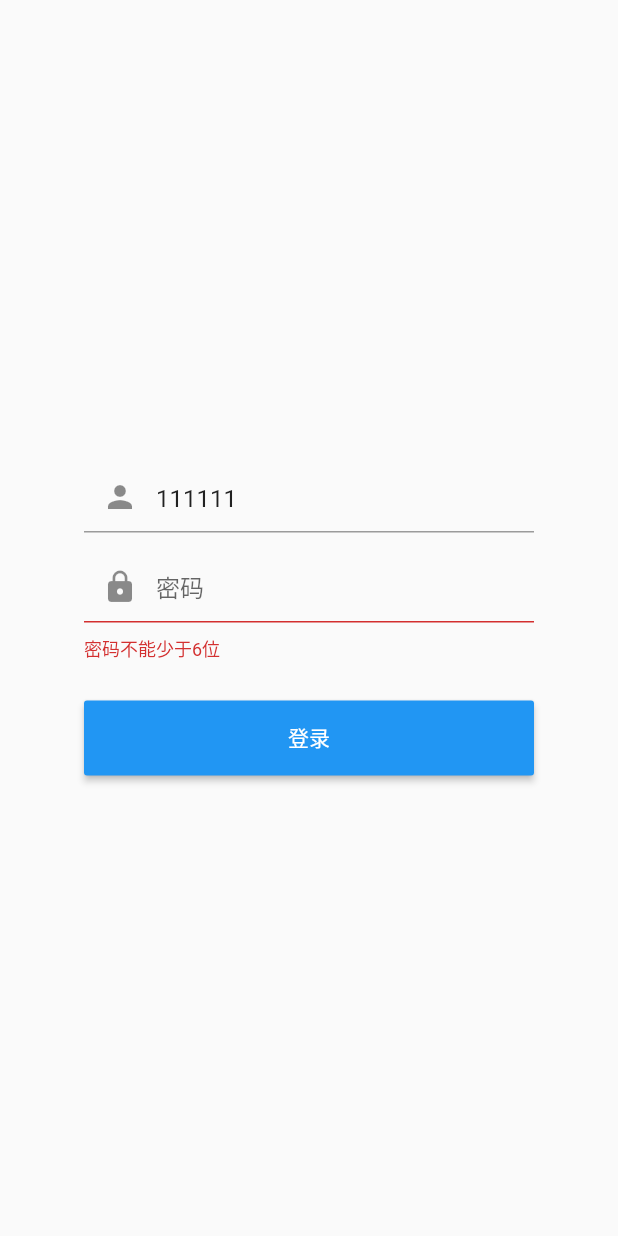
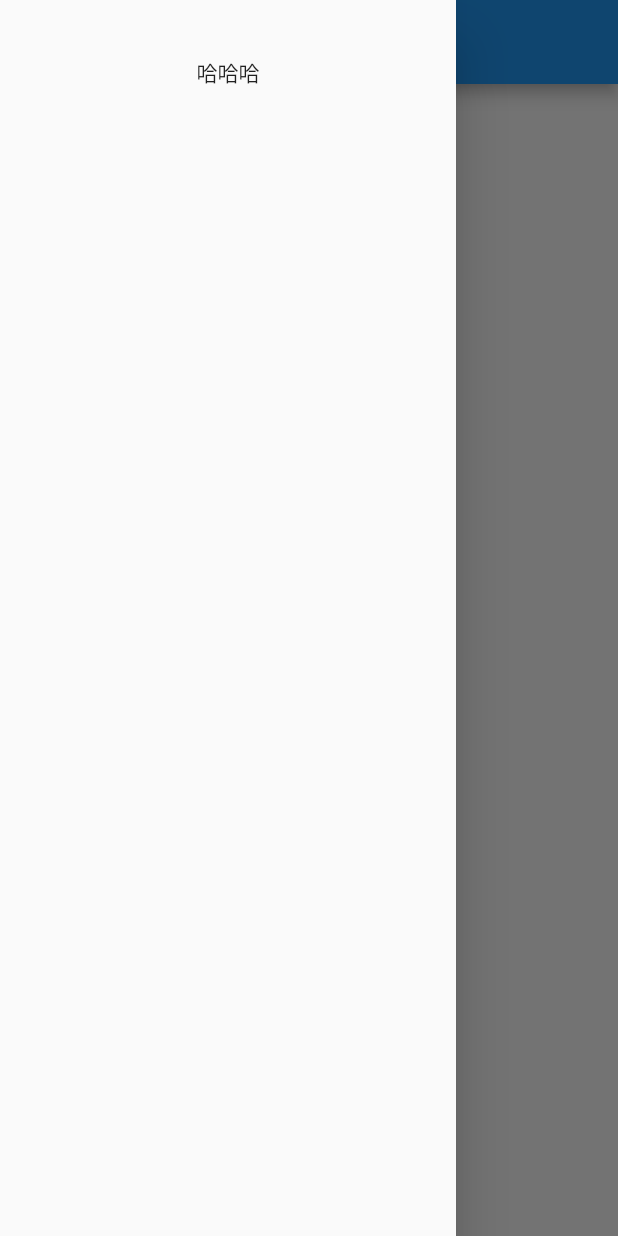
Before and after one commit to zhangyuhuihh/flutter-demo, a Flutter app: the screen it shows after launch, with the side drawer open (before the commit the screen has no drawer), on a phone screen of 412 x 824 dp. Run offline on Flutter 3.47's test engine with Material 2 defaults, Android fonts, the phone set to English and light mode, and no system bars; generated files the repository leaves out were written again.

Commit message:
首页添加

```diff
--- a/lib/main.dart
+++ b/lib/main.dart
@@ -11,12 +11,13 @@ class MyApp extends StatelessWidget {
       theme: new ThemeData(
         primarySwatch: Colors.blue,
       ),
-      initialRoute: 'login',
+      initialRoute: 'homePage',
       routes:<String, WidgetBuilder> {
         // "new_page": (context) =>
         //     TipRoute(haha: ModalRoute.of(context).settings.arguments),
         // "/": (context) => new MyHomePage(title: 'Flutter Demo Home Page'),
         'login': (context) => new LoginPage(),
+        'homePage': (context) => new HomePage()
       },
       // onGenerateRoute 路由守卫
     );
--- /dev/null
+++ b/lib/routes/homePage.dart
@@ -0,0 +1,37 @@
+import 'package:flutter/cupertino.dart';
+import 'package:flutter/material.dart';
+
+class HomePage extends StatefulWidget {
+  @override
+  _HomePage createState() => _HomePage();
+}
+
+class _HomePage extends State<HomePage> {
+  Widget build(BuildContext context) {
+    return Scaffold(
+        appBar: AppBar(title: Text('首页'),
+        centerTitle: true),
+        drawer: new MyDrawer());
+  }
+}
+
+class MyDrawer extends StatelessWidget {
+  const MyDrawer({
+    Key key,
+  }) : super(key: key);
+
+  @override
+  Widget build(BuildContext context) {
+    return Drawer(
+      // mediaQuery是干什么的
+      child: MediaQuery.removePadding(
+          context: context,
+          child: Column(
+            children: <Widget>[
+              Padding(
+                  padding: const EdgeInsets.only(top: 38.0), child: Text('哈哈哈'))
+            ],
+          )),
+    );
+  }
+}
--- a/lib/routes/index.dart
+++ b/lib/routes/index.dart
@@ -1 +1,2 @@
 export 'login.dart';
+export 'homePage.dart';
--- a/lib/routes/login.dart
+++ b/lib/routes/login.dart
@@ -64,11 +64,12 @@ class _LoginPage extends State<LoginPage> {
                           color: Colors.blue,
                           colorBrightness: Brightness.dark,
                           onPressed: () {
+                            Navigator.pushNamed(context, 'homePage');
                             // 这里的这个context需要注意一下，传的是哪一个context需要注意一下，否则拿不到对应的上下文(context)
-                            if (Form.of(context).validate()) {
-                              //验证通过提交数据
-                              print(_unameController.text);
-                            }
+                            // if (Form.of(context).validate()) {
+                            //   //验证通过提交数据
+                            //   print(_unameController.text);
+                            // }
                           },
                         );
                       },
```
